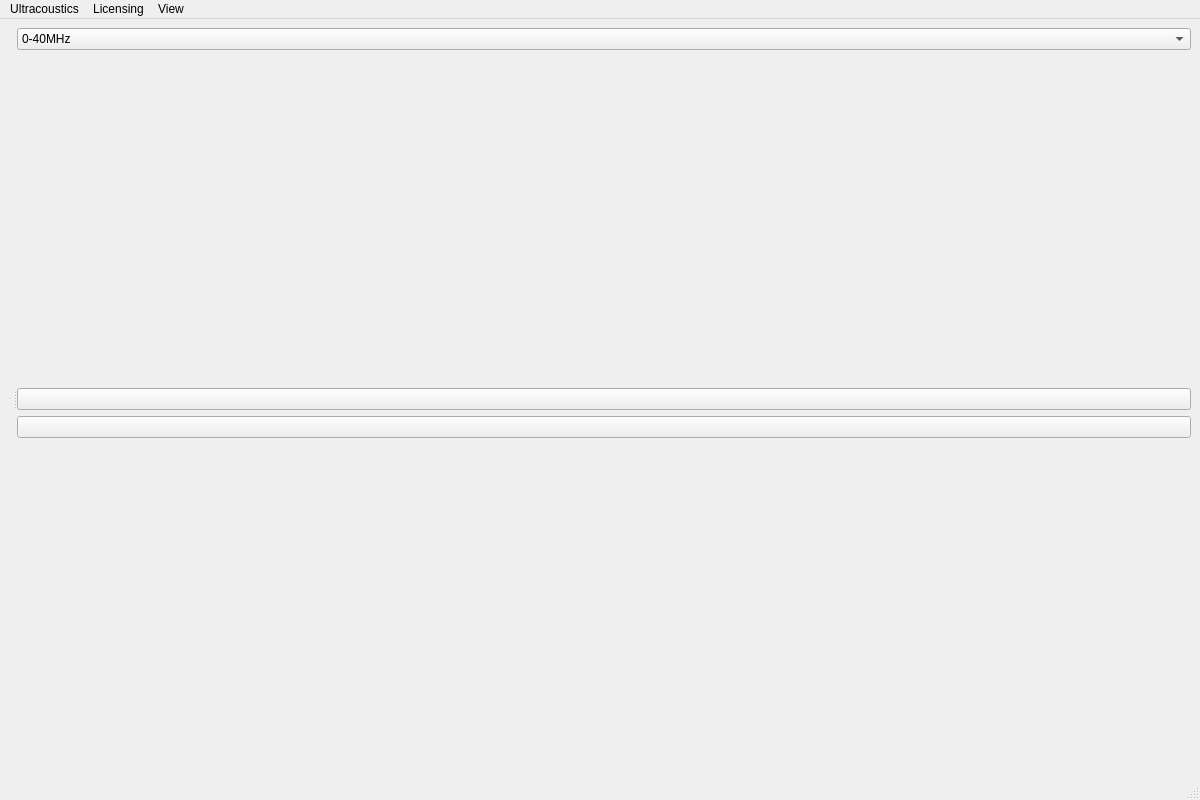
This is mainwindow.ui in aliiqbal24/FftQt_app as Qt 5 draws it before an edit. The edited form follows.
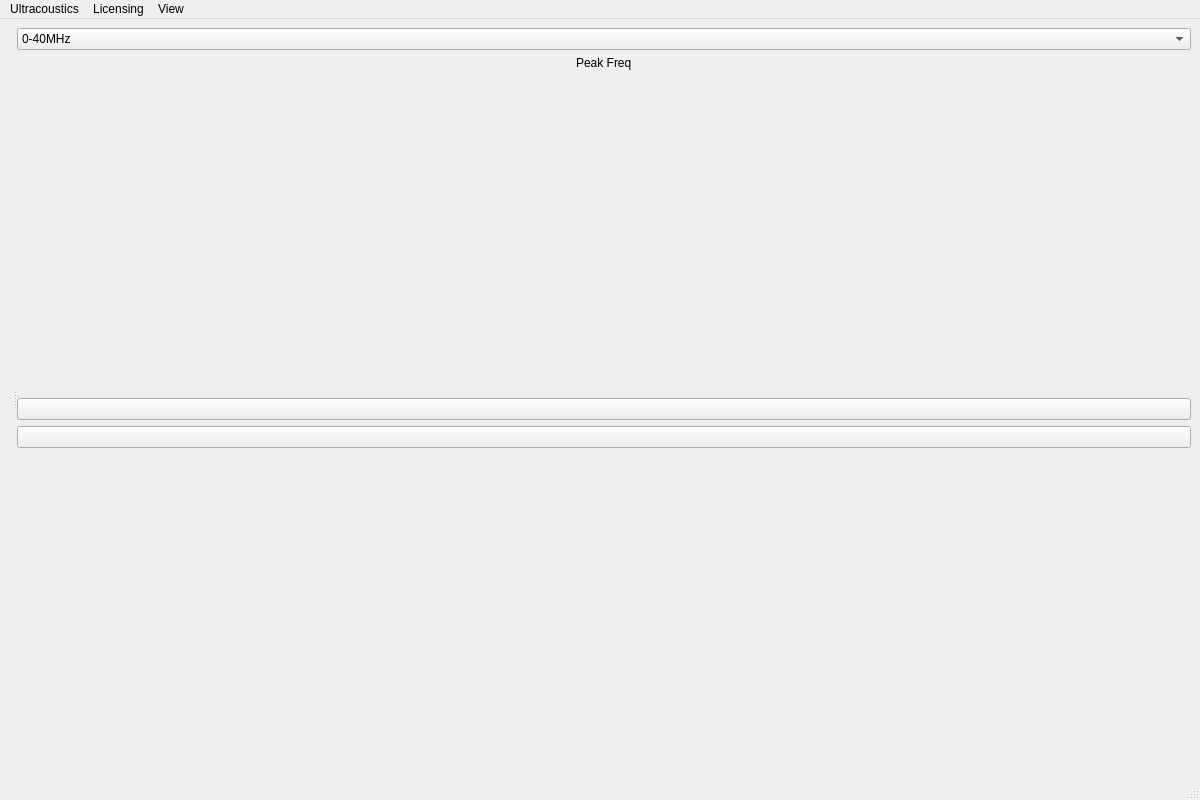
This is the edited form. Custom widgets are drawn as their Qt base class.

Commit message: beta peak frequency label

The edit to the form file:
```diff
--- a/mainwindow.ui
+++ b/mainwindow.ui
@@ -43,6 +43,13 @@
           </item>
          </widget>
         </item>
+        <item alignment="Qt::AlignmentFlag::AlignHCenter|Qt::AlignmentFlag::AlignVCenter">
+         <widget class="QLabel" name="PeakFreq">
+          <property name="text">
+           <string>Peak Freq</string>
+          </property>
+         </widget>
+        </item>
         <item>
          <spacer name="spacerTop">
           <property name="orientation">
```
Left out of the diff: 8 changed lines with no effect on the pictures. The commit also changes 4 other files.
